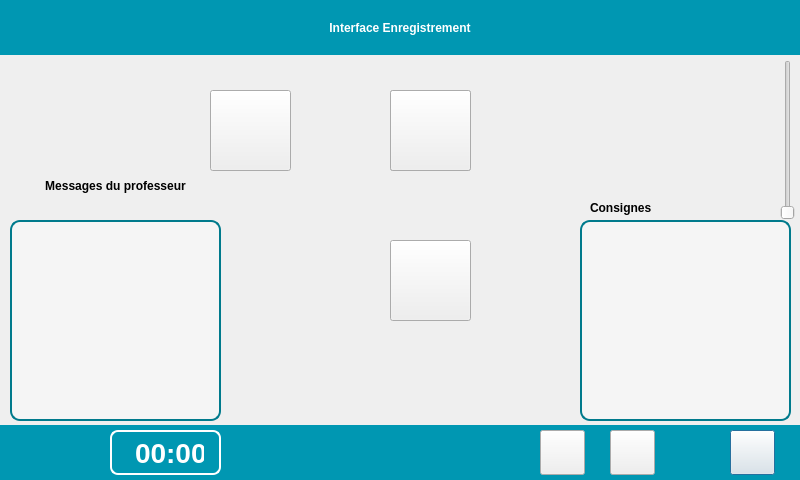
Old version of the form InterfaceEleve/interfaceenregistrement.ui in the repository Sam-Depardieu/Labo-de-langue.
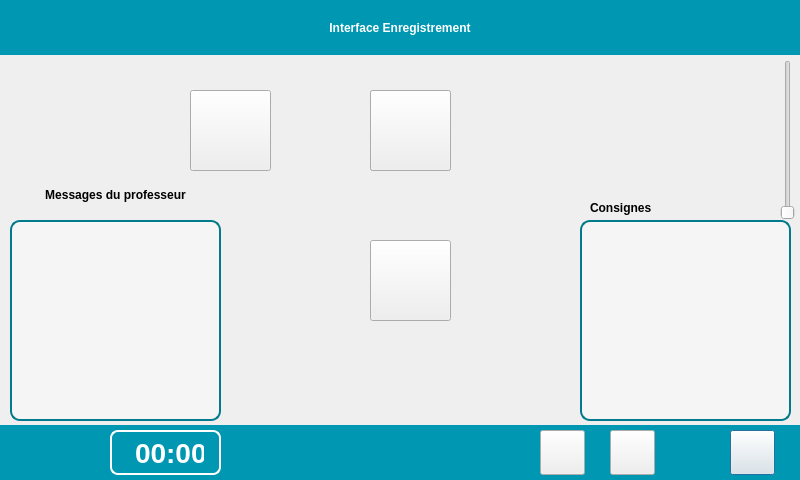
New version of the form. Icons and pictures are not drawn.

The edit to the form file:
```diff
--- a/InterfaceEleve/interfaceenregistrement.ui
+++ b/InterfaceEleve/interfaceenregistrement.ui
@@ -90,7 +90,7 @@
   <widget class="QLabel" name="chrono_enregistrement">
    <property name="geometry">
     <rect>
-     <x>320</x>
+     <x>300</x>
      <y>340</y>
      <width>221</width>
      <height>61</height>
@@ -112,7 +112,7 @@
   <widget class="QPushButton" name="pushButtonSpeak">
    <property name="geometry">
     <rect>
-     <x>390</x>
+     <x>370</x>
      <y>240</y>
      <width>81</width>
      <height>81</height>
@@ -128,7 +128,7 @@
   <widget class="QPushButton" name="pushButtonPause">
    <property name="geometry">
     <rect>
-     <x>390</x>
+     <x>370</x>
      <y>90</y>
      <width>81</width>
      <height>81</height>
@@ -144,7 +144,7 @@
   <widget class="QPushButton" name="pushButtonRetourArriere">
    <property name="geometry">
     <rect>
-     <x>210</x>
+     <x>190</x>
      <y>90</y>
      <width>81</width>
      <height>81</height>
@@ -208,7 +208,7 @@
   <widget class="QPushButton" name="pushButtonPlay">
    <property name="geometry">
     <rect>
-     <x>390</x>
+     <x>370</x>
      <y>90</y>
      <width>81</width>
      <height>81</height>
@@ -257,7 +257,7 @@
    <property name="geometry">
     <rect>
      <x>30</x>
-     <y>171</y>
+     <y>180</y>
      <width>171</width>
      <height>31</height>
     </rect>
```
